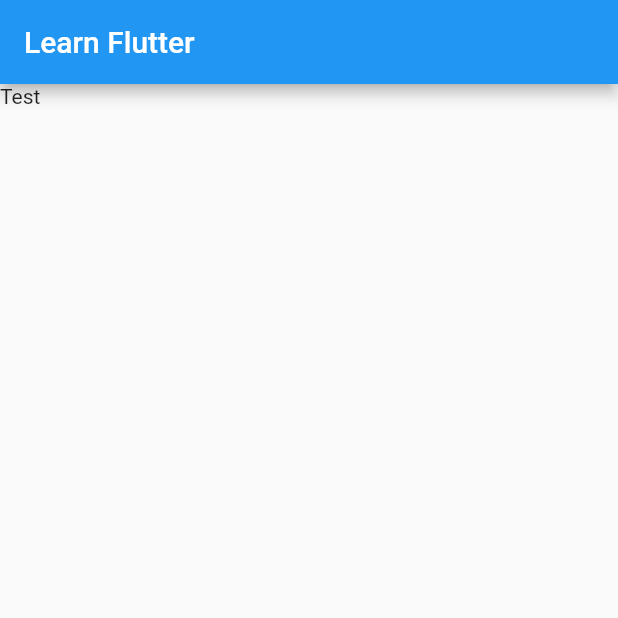
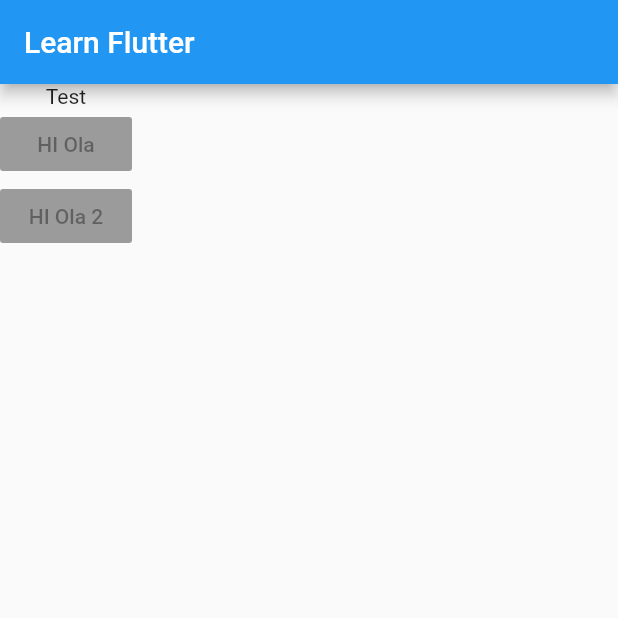
Before and after one commit to mhafizkn/flutter_learn, a Flutter app: the screen it shows after launch, on a phone screen of 412 x 824 dp, the top half of it. Run offline on Flutter 3.47's test engine with Material 2 defaults, Android fonts, the light colour scheme and no system bars.

Commit message:
Layout Widgets

```diff
--- a/lib/main.dart
+++ b/lib/main.dart
@@ -14,7 +14,19 @@
         appBar: AppBar(
           title: Text('Learn Flutter'),
         ),
-        body: Text('Test'),
+        body: Column(
+          children: <Widget>[
+            Text('Test'),
+            RaisedButton(
+              child: Text('HI Ola'),
+              onPressed: null,
+            ),
+            RaisedButton(
+              child: Text('HI Ola 2'),
+              onPressed: null,
+            )
+          ],
+        ),
       ),
     );
   }
```
